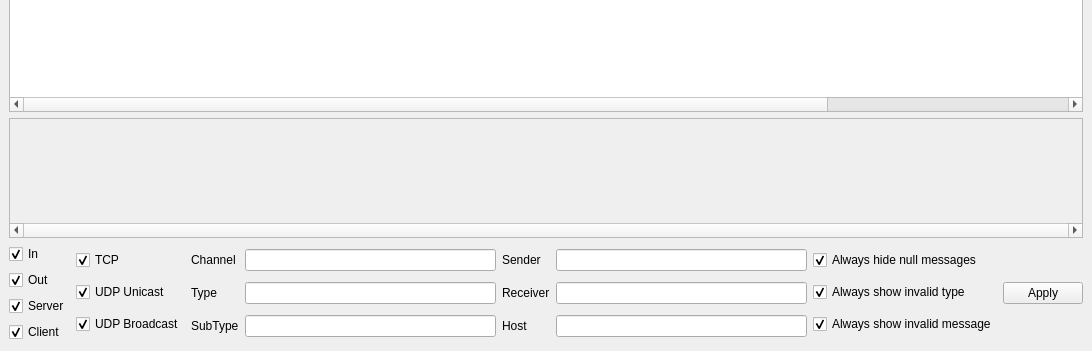
miiisch/TM2011C1.4, file tmChatGruppe4/dataelementviewer.ui: the form before one commit; both pictures show x 0 to 1092 and y 268 to 619 of the 1092 by 619 pixel window.
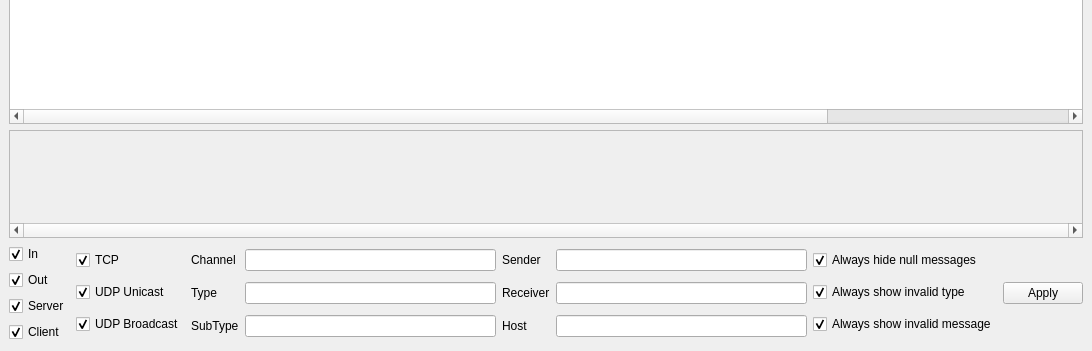
The form after the commit.

The edit to the form file:
```diff
--- a/tmChatGruppe4/dataelementviewer.ui
+++ b/tmChatGruppe4/dataelementviewer.ui
@@ -117,17 +117,19 @@
        <enum>Qt::ScrollBarAlwaysOn</enum>
       </property>
       <property name="widgetResizable">
-       <bool>false</bool>
+       <bool>true</bool>
       </property>
       <widget class="QWidget" name="scrollAreaWidgetContents">
        <property name="geometry">
         <rect>
          <x>0</x>
          <y>0</y>
-         <width>1056</width>
-         <height>104</height>
+         <width>1072</width>
+         <height>106</height>
         </rect>
        </property>
+       <layout class="QHBoxLayout" name="horizontalLayout_2">
+        <item>
        <layout class="QVBoxLayout" name="verticalLayout_5">
         <item>
          <widget class="QLabel" name="rawDataDescription">
@@ -171,6 +173,8 @@
            <string/>
           </property>
          </widget>
+          </item>
+         </layout>
         </item>
        </layout>
       </widget>
```
Lines whose indentation alone changed are shown as unchanged.
